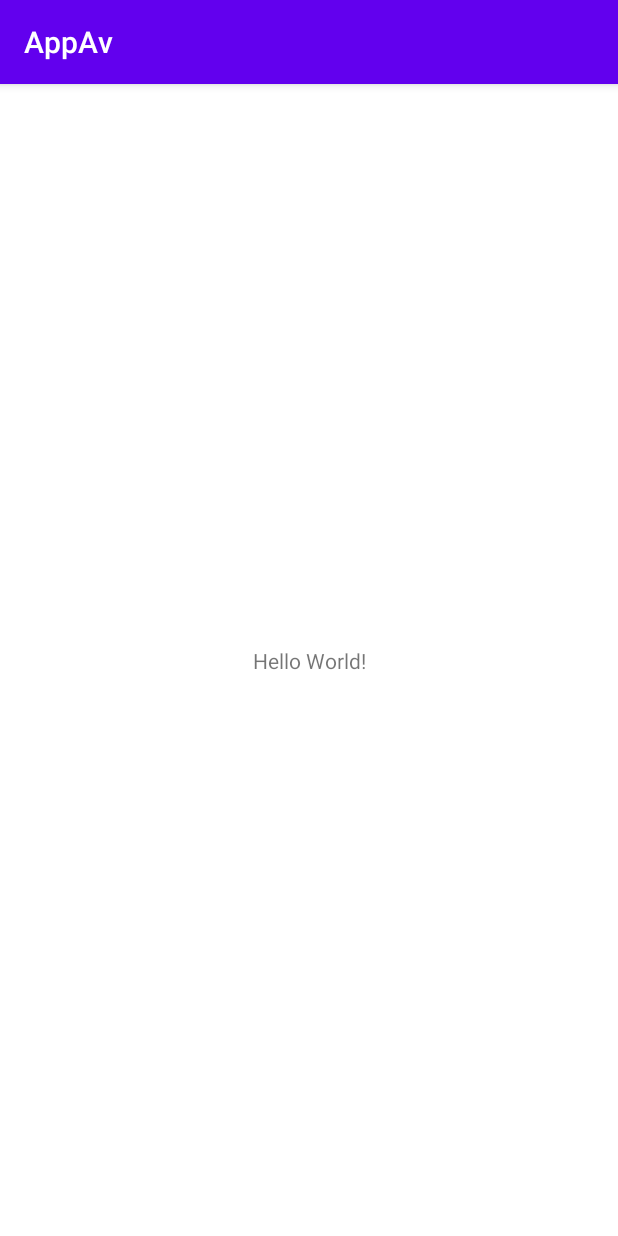
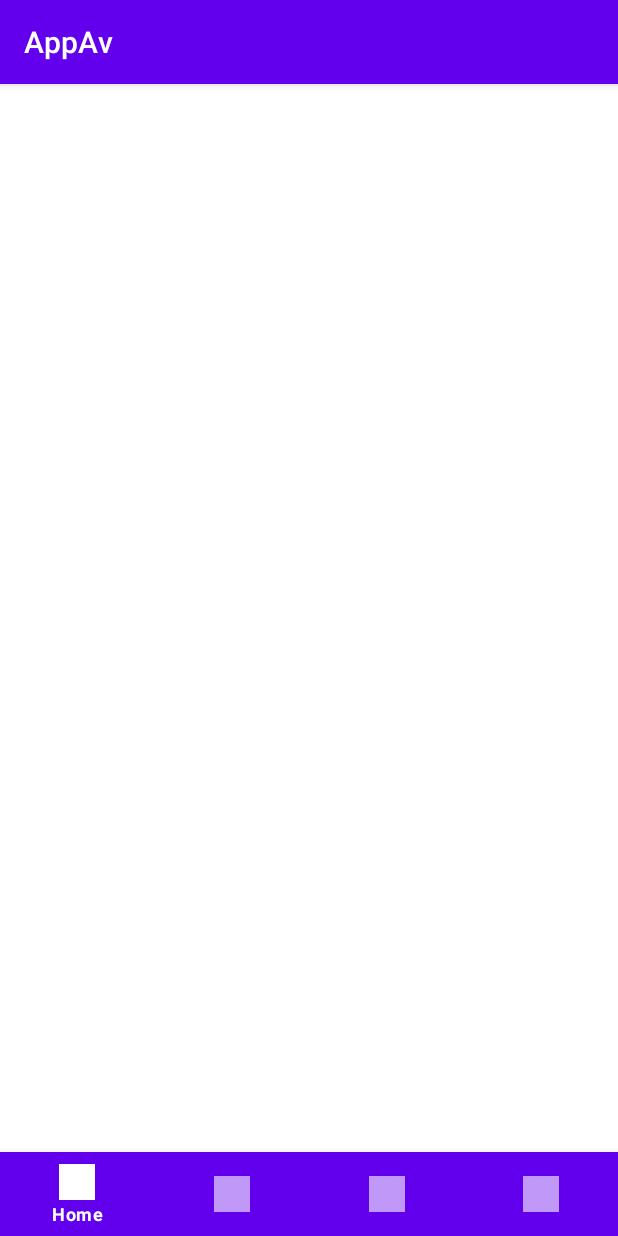
Before and after one commit to banzathedev/AppAVProWay, an Android app: the screen it shows after launch (MainActivity), on a phone screen of 412 x 824 dp. Run offline under Robolectric (Android 15) with nearby library versions, the phone set to English and light mode, and no system bars.

Commit message:
Menu bar creation

```diff
--- a/app/src/main/java/com/proway/appav/Adapter/ItemRecyclerViewAdapter.kt
+++ b/app/src/main/java/com/proway/appav/Adapter/ItemRecyclerViewAdapter.kt
@@ -5,7 +5,6 @@ import android.view.LayoutInflater
 import android.view.ViewGroup
 import android.widget.TextView
 
-import com.proway.appav.placeholder.PlaceholderContent.PlaceholderItem
 import com.proway.appav.databinding.FragmentItemBinding
 
 /**
@@ -29,14 +28,14 @@ class ItemRecyclerViewAdapter(
     }
 
     override fun onBindViewHolder(holder: ViewHolder, position: Int) {
-        val item = values[position]
-        holder.idView.text = item.id
-        holder.contentView.text = item.content
+//        val item = values[position]
+//        holder.idView.text = item.id
+//        holder.contentView.text = item.content
     }
 
-    override fun getItemCount(): Int = values.size
+    override fun getItemCount(): Int =  1 // values.size
 
-    inner class ViewHolder(binding: FragmentItemBinding) : RecyclerView.ViewHolder(binding.root) {
+     class ViewHolder(binding: FragmentItemBinding) : RecyclerView.ViewHolder(binding.root) {
         val idView: TextView = binding.itemNumber
         val contentView: TextView = binding.content
 
--- a/app/src/main/java/com/proway/appav/services/UserService.kt
+++ b/app/src/main/java/com/proway/appav/services/UserService.kt
@@ -6,6 +6,6 @@ import retrofit2.http.GET
 
 interface UserService {
 
-    @GET("/user/1") TODO("Conferir retorno desse link")
+    @GET("/user/1") // TODO("Conferir retorno desse link")
     fun getUserEndpoint(): Call<User>
 }
--- a/app/src/main/res/layout/activity_main.xml
+++ b/app/src/main/res/layout/activity_main.xml
@@ -6,13 +6,25 @@
     android:layout_height="match_parent"
     tools:context=".MainActivity">
 
-    <TextView
-        android:layout_width="wrap_content"
+
+    <FrameLayout
+
+        android:id="@+id/containerFragmentMainActivity"
+        android:layout_width="match_parent"
         android:layout_height="wrap_content"
-        android:text="Hello World!"
-        app:layout_constraintBottom_toBottomOf="parent"
-        app:layout_constraintLeft_toLeftOf="parent"
-        app:layout_constraintRight_toRightOf="parent"
+        app:layout_constraintBottom_toTopOf="@+id/bottom_navigation"
+        app:layout_constraintEnd_toEndOf="parent"
+        app:layout_constraintStart_toStartOf="parent"
         app:layout_constraintTop_toTopOf="parent" />
 
+    <com.google.android.material.bottomnavigation.BottomNavigationView
+        android:id="@+id/bottom_navigation"
+        style="@style/Widget.MaterialComponents.BottomNavigationView.Colored"
+        android:layout_width="match_parent"
+        android:layout_height="wrap_content"
+        app:layout_constraintBottom_toBottomOf="parent"
+        app:layout_constraintEnd_toEndOf="parent"
+        app:layout_constraintStart_toStartOf="parent"
+        app:menu="@menu/bottom_navigation_menu" />
+
 </androidx.constraintlayout.widget.ConstraintLayout>
--- /dev/null
+++ b/app/src/main/res/menu/bottom_navigation_menu.xml
@@ -0,0 +1,22 @@
+<menu xmlns:android="http://schemas.android.com/apk/res/android">
+    <item
+        android:id="@+id/page_1"
+        android:enabled="true"
+        android:icon="@drawable/ic_launcher_background"
+        android:title="@string/home_label"/>
+    <item
+        android:id="@+id/page_2"
+        android:enabled="true"
+        android:icon="@drawable/ic_launcher_background"
+        android:title="@string/search_label"/>
+    <item
+        android:id="@+id/page_3"
+        android:enabled="true"
+        android:icon="@drawable/ic_launcher_background"
+        android:title="@string/favorites_label"/>
+    <item
+        android:id="@+id/page_4"
+        android:enabled="true"
+        android:icon="@drawable/ic_launcher_background"
+        android:title="@string/user_preferences_label"/>
+</menu>
--- a/app/src/main/res/values/strings.xml
+++ b/app/src/main/res/values/strings.xml
@@ -2,4 +2,8 @@
     <string name="app_name">AppAv</string>
     <!-- TODO: Remove or change this placeholder text -->
     <string name="hello_blank_fragment">Hello blank fragment</string>
+    <string name="home_label">Home</string>
+    <string name="user_preferences_label">User Preferences</string>
+    <string name="search_label">Search</string>
+    <string name="favorites_label">Favorites</string>
 </resources>
```
